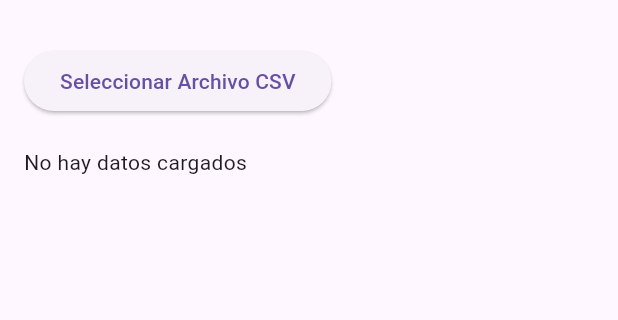
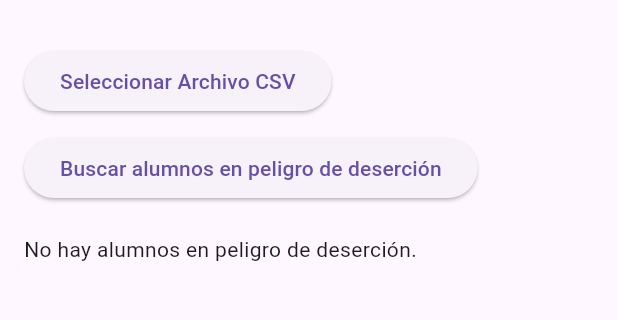
Before and after one commit to IsmaelMooBa/Sistema-Desercion-E, a Flutter app: the screen it shows after launch, after a tap on "Seleccionar Archivo CSV", on a phone screen of 412 x 824 dp, the part 63-383 px from its top. Run offline on Flutter 3.47's test engine with Material 3 defaults, Android fonts, the light colour scheme and no system bars; our stand-ins replace file_picker.

Commit message:
COMMENT FOR FUNCTION INITIAL

```diff
--- a/sistemadesercionestudiantil/lib/main.dart
+++ b/sistemadesercionestudiantil/lib/main.dart
@@ -1,10 +1,10 @@
-import 'dart:convert';
-import 'dart:io';
-import 'package:file_picker/file_picker.dart';
-import 'package:flutter/material.dart';
+import 'dart:convert'; // Para manejar la codificación y decodificación de texto (UTF-8).
+import 'dart:io'; // Para trabajar con archivos y rutas del sistema.
+import 'package:file_picker/file_picker.dart'; // Para permitir la selección de archivos desde el dispositivo.
+import 'package:flutter/material.dart'; // Para construir la interfaz de usuario.
 
 void main() {
-  runApp(const MyApp());
+  runApp(const MyApp()); // Inicia la aplicación Flutter.
 }
 
 class MyApp extends StatelessWidget {
@@ -12,10 +12,11 @@ class MyApp extends StatelessWidget {
 
   @override
   Widget build(BuildContext context) {
+    // Configura la aplicación principal con un tema y una pantalla inicial.
     return MaterialApp(
-      title: 'Subir y Leer CSV',
-      theme: ThemeData(primarySwatch: Colors.deepPurple),
-      home: const CSVReaderScreen(),
+      title: 'Subir y Leer CSV', // Título de la aplicación.
+      theme: ThemeData(primarySwatch: Colors.deepPurple), // Tema de la aplicación.
+      home: const CSVReaderScreen(), // Pantalla inicial.
     );
   }
 }
@@ -24,65 +25,108 @@ class CSVReaderScreen extends StatefulWidget {
   const CSVReaderScreen({super.key});
 
   @override
-  _CSVReaderScreenState createState() => _CSVReaderScreenState();
+  _CSVReaderScreenState createState() => _CSVReaderScreenState(); // Crea el estado de la pantalla.
 }
 
 class _CSVReaderScreenState extends State<CSVReaderScreen> {
-  List<List<String>> _csvData = [];
+  List<List<String>> _csvData = []; // Almacena los datos del CSV cargado.
+  List<List<String>> _studentsAtRisk = []; // Almacena los datos de los alumnos en riesgo de deserción.
 
+  // Función para seleccionar y cargar un archivo CSV.
   Future<void> _pickFile() async {
     FilePickerResult? result = await FilePicker.platform.pickFiles(
       type: FileType.custom,
-      allowedExtensions: ['csv'],
+      allowedExtensions: ['csv'], // Solo permite archivos con extensión CSV.
     );
 
     if (result != null) {
-      File file = File(result.files.single.path!);
-      String content = await file.readAsString(encoding: utf8);
+      File file = File(result.files.single.path!); // Obtiene el archivo seleccionado.
+      String content = await file.readAsString(encoding: utf8); // Lee el contenido del archivo en formato UTF-8.
 
-      // Corregimos posibles saltos de línea incorrectos
+      // Corrige posibles saltos de línea incorrectos.
       content = content.replaceAll('\r', '\n');
 
+      // Convierte el contenido del CSV en una lista de listas (tabla).
       List<List<String>> csvTable = const LineSplitter()
           .convert(content)
-          .map((line) => line.split(','))
+          .map((line) => line.split(',')) // Divide cada línea por comas.
           .toList();
 
-      // Filtramos filas vacías y aseguramos que todas tengan el mismo número de columnas
+      // Filtra filas vacías y asegura que todas tengan el mismo número de columnas.
       if (csvTable.isNotEmpty) {
         int columnCount = csvTable[0].length;
         csvTable = csvTable.where((row) => row.length == columnCount).toList();
       }
 
+      // Actualiza el estado con los datos del CSV y limpia la lista de alumnos en riesgo.
       setState(() {
         _csvData = csvTable;
+        _studentsAtRisk.clear();
+      });
+
+      // Muestra un mensaje indicando que el archivo se ha subido correctamente.
+      ScaffoldMessenger.of(context).showSnackBar(
+        const SnackBar(
+          content: Text('Archivo CSV subido correctamente.'),
+          backgroundColor: Colors.green, // Color de fondo del mensaje.
+        ),
+      );
+    }
+  }
+
+  // Función para identificar alumnos en riesgo de deserción.
+  void _findStudentsAtRisk() {
+    if (_csvData.isNotEmpty) {
+      // Filtra los alumnos con un promedio menor o igual a 7.
+      List<List<String>> filteredStudents = _csvData.skip(1).where((row) {
+        List<double> grades = row.sublist(2).map((grade) => double.tryParse(grade) ?? 0).toList(); // Convierte las calificaciones a números.
+        double average = grades.reduce((a, b) => a + b) / grades.length; // Calcula el promedio.
+        return average <= 7; // Retorna true si el promedio es menor o igual a 7.
+      }).toList();
+
+      // Actualiza el estado con los alumnos en riesgo, incluyendo los encabezados.
+      setState(() {
+        _studentsAtRisk = [
+          _csvData[0] // Encabezados
+        ] + filteredStudents;
       });
     }
   }
 
   @override
   Widget build(BuildContext context) {
+    // Construye la interfaz de usuario.
     return Scaffold(
-      appBar: AppBar(title: const Text('Subir y Leer CSV')),
+      appBar: AppBar(title: const Text('Subir y Leer CSV')), // Barra superior de la aplicación.
       body: Padding(
-        padding: const EdgeInsets.all(16.0),
+        padding: const EdgeInsets.all(16.0), // Espaciado interno.
         child: Column(
-          crossAxisAlignment: CrossAxisAlignment.start,
+          crossAxisAlignment: CrossAxisAlignment.start, // Alineación de los elementos.
           children: [
+            // Botón para seleccionar un archivo CSV.
             ElevatedButton(
               onPressed: _pickFile,
               child: const Text('Seleccionar Archivo CSV'),
             ),
-            const SizedBox(height: 20),
+            const SizedBox(height: 10), // Espacio entre botones.
+            // Botón para buscar alumnos en riesgo de deserción.
+            ElevatedButton(
+              onPressed: _findStudentsAtRisk,
+              child: const Text('Buscar alumnos en peligro de deserción'),
+            ),
+            const SizedBox(height: 20), // Espacio adicional.
+            // Área para mostrar los datos del CSV o los alumnos en riesgo.
             Expanded(
               child: SingleChildScrollView(
-                scrollDirection: Axis.horizontal,
-                child: _csvData.isNotEmpty
+                scrollDirection: Axis.horizontal, // Permite desplazamiento horizontal.
+                child: _studentsAtRisk.isNotEmpty
                     ? DataTable(
-                        columns: _csvData[0]
+                        // Crea una tabla con los encabezados.
+                        columns: _studentsAtRisk[0]
                             .map((header) => DataColumn(label: Text(header)))
                             .toList(),
-                        rows: _csvData
+                        // Crea las filas de la tabla con los datos de los alumnos en riesgo.
+                        rows: _studentsAtRisk
                             .skip(1)
                             .map((row) => DataRow(
                                   cells: row
@@ -91,7 +135,7 @@ class _CSVReaderScreenState extends State<CSVReaderScreen> {
                                 ))
                             .toList(),
                       )
-                    : const Text('No hay datos cargados'),
+                    : const Text('No hay alumnos en peligro de deserción.'), // Mensaje si no hay datos.
               ),
             ),
           ],
```
